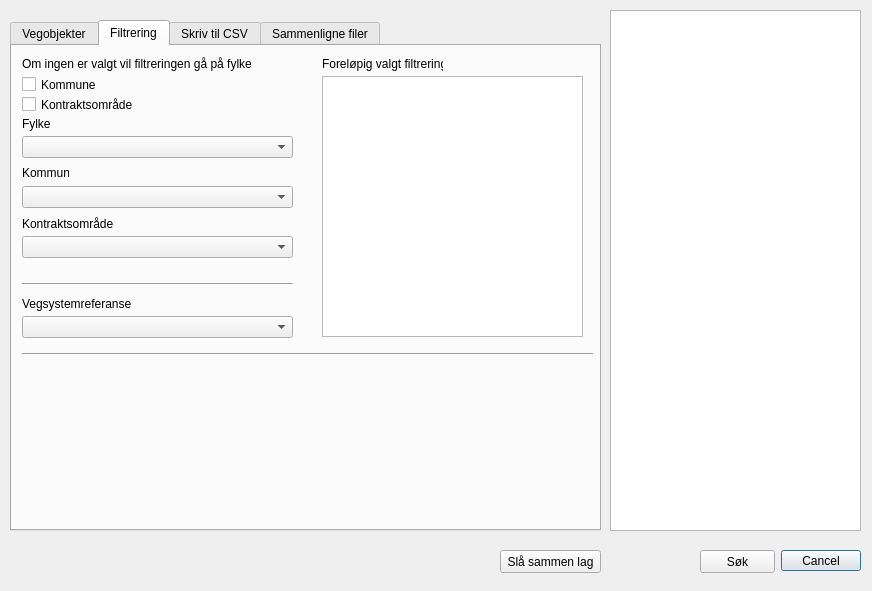
Old version of the form nvdb_qgis_plugin_dialog_base.ui in the repository vtfk/NVDB-qgis-plugin.
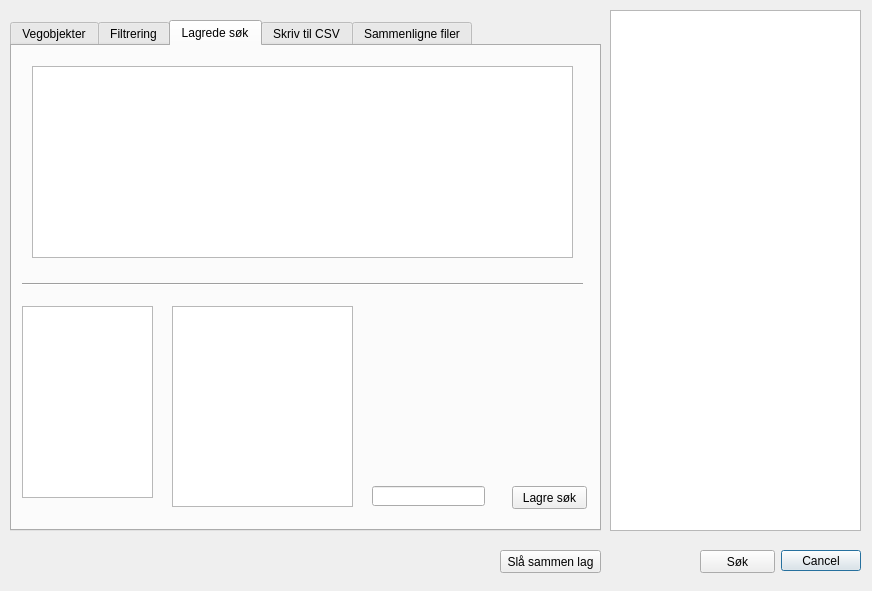
New version of the form.

Commit message: presets tab

The edit to the form file:
```diff
--- a/nvdb_qgis_plugin_dialog_base.ui
+++ b/nvdb_qgis_plugin_dialog_base.ui
@@ -39,7 +39,7 @@
     </rect>
    </property>
    <property name="currentIndex">
-    <number>1</number>
+    <number>2</number>
    </property>
    <widget class="QWidget" name="Objects">
     <attribute name="title">
@@ -338,6 +338,77 @@
      </property>
     </widget>
    </widget>
+   <widget class="QWidget" name="tab">
+    <attribute name="title">
+     <string>Lagrede søk</string>
+    </attribute>
+    <widget class="Line" name="line_3">
+     <property name="geometry">
+      <rect>
+       <x>10</x>
+       <y>230</y>
+       <width>561</width>
+       <height>16</height>
+      </rect>
+     </property>
+     <property name="orientation">
+      <enum>Qt::Horizontal</enum>
+     </property>
+    </widget>
+    <widget class="QTableView" name="tableView">
+     <property name="geometry">
+      <rect>
+       <x>20</x>
+       <y>20</y>
+       <width>541</width>
+       <height>192</height>
+      </rect>
+     </property>
+    </widget>
+    <widget class="QPushButton" name="saveButton">
+     <property name="geometry">
+      <rect>
+       <x>500</x>
+       <y>440</y>
+       <width>75</width>
+       <height>23</height>
+      </rect>
+     </property>
+     <property name="text">
+      <string>Lagre søk</string>
+     </property>
+    </widget>
+    <widget class="QLineEdit" name="nameField">
+     <property name="geometry">
+      <rect>
+       <x>360</x>
+       <y>440</y>
+       <width>113</width>
+       <height>20</height>
+      </rect>
+     </property>
+    </widget>
+    <widget class="QTextEdit" name="searchEdit">
+     <property name="geometry">
+      <rect>
+       <x>160</x>
+       <y>260</y>
+       <width>181</width>
+       <height>201</height>
+      </rect>
+     </property>
+    </widget>
+    <widget class="QListWidget" name="objectsList_Search">
+     <property name="geometry">
+      <rect>
+       <x>10</x>
+       <y>260</y>
+       <width>131</width>
+       <height>192</height>
+      </rect>
+     </property>
+    </widget>
+   </widget>
    <widget class="QWidget" name="CSV">
     <attribute name="title">
      <string>Skriv til CSV</string>
```
